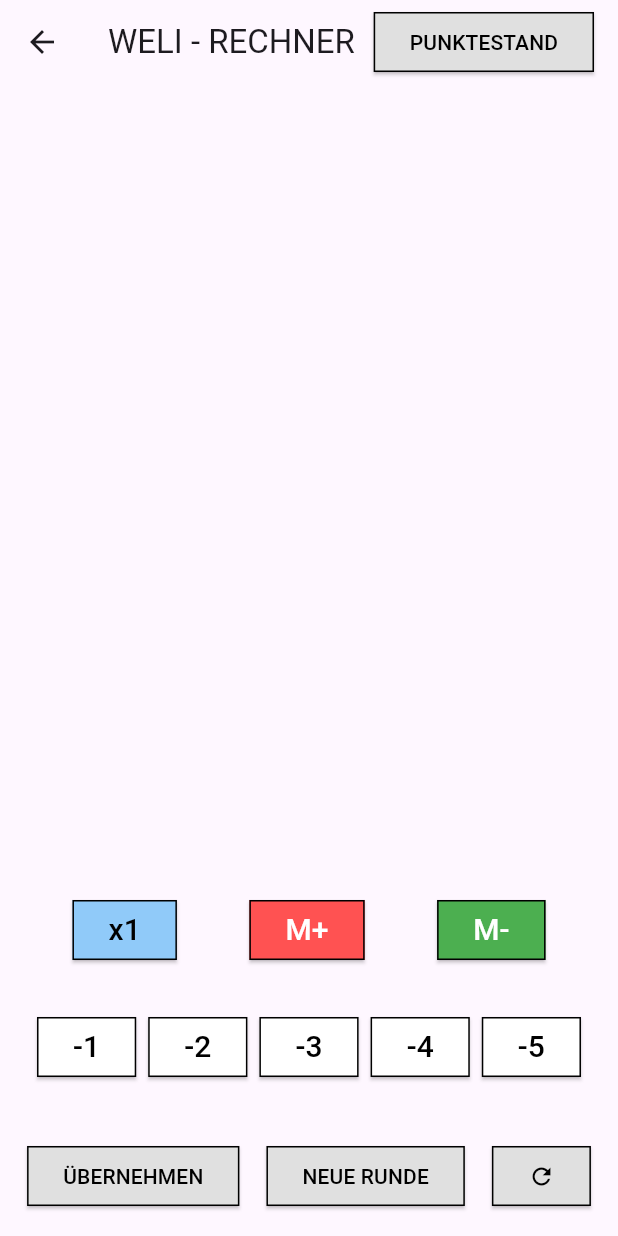
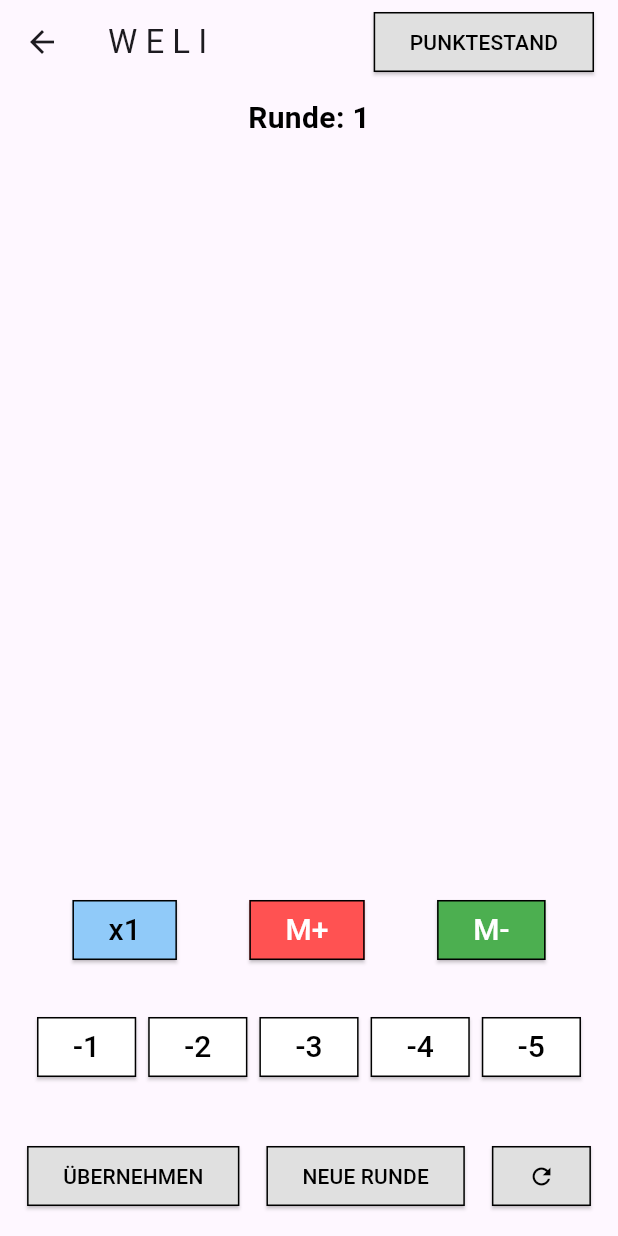
Before and after one commit to kkb92/MULAFINAL, a Flutter app: the PlayersTablePage screen opened directly with empty values, on a phone screen of 412 x 824 dp. Run offline on Flutter 3.47's test engine with Material 3 defaults, Android fonts, the phone set to English and light mode, and no system bars.

Commit message:
Aktualisiere das Projekt

```diff
--- a/lib/main.dart
+++ b/lib/main.dart
@@ -9,8 +9,9 @@ class Player {
   int points;
   bool isSelectable;
   bool isVisible; // Neue Eigenschaft für den Sichtbarkeitsstatus
+  int totalPoints; // Hinzugefügte Eigenschaft für die Gesamtpunktzahl
 
-  Player(this.name, this.points, this.isSelectable, {this.isVisible = true});
+  Player(this.name, this.points, this.isSelectable, {this.isVisible = true, this.totalPoints = 0});
 }
 
 class PointsOption {
@@ -193,6 +194,8 @@ class _PlayersTablePageState extends State<PlayersTablePage> {
   int roundNumber = 1;
   List<RoundResult> roundResults = [];
   String? selectedValue;
+  int currentRound = 1; // Hinzugefügte Variable für die Rundenanzeige
+
 
   List<PointsOption> pointsOptions = [
     PointsOption('-5', -5),
@@ -248,6 +251,51 @@ class _PlayersTablePageState extends State<PlayersTablePage> {
     return sortedTotalPointsPerPlayer;
   }
 
+  void _editPoints(Player player) async {
+    TextEditingController controller = TextEditingController();
+    controller.text = player.points.toString();
+
+    await showDialog(
+      context: context,
+      builder: (BuildContext context) {
+        return AlertDialog(
+          title: Text("Punktestand bearbeiten"),
+          content: TextField(
+            controller: controller,
+            keyboardType: TextInputType.number,
+            decoration: InputDecoration(labelText: "Neuer Punktestand"),
+          ),
+          actions: <Widget>[
+            TextButton(
+              onPressed: () {
+                Navigator.of(context).pop(); // Schließe den Dialog
+              },
+              child: Text("Abbrechen"),
+            ),
+            ElevatedButton(
+              onPressed: () {
+                // Überprüfe, ob die Eingabe gültig ist
+                if (controller.text.isNotEmpty) {
+                  int newPoints = int.parse(controller.text);
+                  setState(() {
+                    player.points = newPoints;
+                    // Optional: Füge hier die Aktualisierung der Gesamtpunktzahl hinzu
+                  });
+                }
+                Navigator.of(context).pop(); // Schließe den Dialog
+              },
+              style: ElevatedButton.styleFrom(
+                backgroundColor: Colors.blue,
+                foregroundColor: Colors.white,
+              ),
+              child: Text("Speichern"),
+            ),
+          ],
+        );
+      },
+    );
+  }
+
   void resetPoints() {
     setState(() {
       for (var player in widget.players) {
@@ -278,9 +326,11 @@ class _PlayersTablePageState extends State<PlayersTablePage> {
       // Multiplikator auf x1 zurücksetzen
       selectedMultiplier = pointsMultipliers[0];
       selectedValue = 'x${selectedMultiplier!.multiplier}';
+
+      // Rundenanzahl zurücksetzen
+      currentRound = 1;
     });
   }
-
 
   void showRoundResults() {
     showDialog(
@@ -401,10 +451,19 @@ class _PlayersTablePageState extends State<PlayersTablePage> {
                   ),
                   child: Text('OK'),
                 ),
+                SizedBox(height: 10.0), // Platz für die Rundenanzahl
+                Text(
+                  'Aktuelle Runde: $currentRound',
+                  style: TextStyle(
+                    fontWeight: FontWeight.bold,
+                    fontSize: 16,
+                  ),
+                ),
               ],
             ),
           ),
         );
+        currentRound++;
       },
     );
   }
@@ -486,12 +545,15 @@ class _PlayersTablePageState extends State<PlayersTablePage> {
       selectedValue = 'x${selectedMultiplier!.multiplier}';
     });
 
-    // Check if any player's points reach 0 or fall below
+    // Überprüfen, ob ein Spieler 0 Punkte oder weniger hat
     bool anyPlayerBelowZero = widget.players.any((player) => player.points <= 0);
 
-    // Trigger the endRound function if needed
+    // Trigger die endRound-Funktion und aktualisiere die Rundenanzahl
     if (anyPlayerBelowZero) {
       endRound();
+      setState(() {
+        currentRound++;
+      });
     }
   }
 
@@ -517,12 +579,15 @@ class _PlayersTablePageState extends State<PlayersTablePage> {
       selectedValue = 'x${selectedMultiplier!.multiplier}';
     });
 
-    // Check if any player's points reach 0 or fall below
+    // Überprüfen, ob ein Spieler 0 Punkte oder weniger hat
     bool anyPlayerBelowZero = widget.players.any((player) => player.points <= 0);
 
-    // Trigger the endRound function if needed
+    // Trigger die endRound-Funktion und aktualisiere die Rundenanzahl
     if (anyPlayerBelowZero) {
       endRound();
+      setState(() {
+        currentRound++;
+      });
     }
   }
 
@@ -532,7 +597,7 @@ class _PlayersTablePageState extends State<PlayersTablePage> {
       appBar: AppBar(
         title: Row(
           children: [
-            Text('WELI - RECHNER'),
+            Text('W E L I'),
             Spacer(),
             ElevatedButton(
               onPressed: () {
@@ -543,7 +608,7 @@ class _PlayersTablePageState extends State<PlayersTablePage> {
                 foregroundColor: Colors.black,
                 shape: RoundedRectangleBorder(
                   borderRadius: BorderRadius.circular(0.0),
-                  side: BorderSide(color: Colors.black),  // Fügen Sie diese Zeile hinzu
+                  side: BorderSide(color: Colors.black),
                 ),
               ),
               child: Text('PUNKTESTAND'),
@@ -554,7 +619,18 @@ class _PlayersTablePageState extends State<PlayersTablePage> {
       body: Column(
         mainAxisAlignment: MainAxisAlignment.start,
         children: [
-          SizedBox(height: 30),  // Fügen Sie einen leeren Raum oben hinzu
+          // Hinzugefügte Anzeige der aktuellen Rundenanzahl
+          Padding(
+            padding: EdgeInsets.all(8.0),
+            child: Text(
+              'Runde: $currentRound',
+              style: TextStyle(
+                color: Colors.black,
+                fontSize: 20,
+                fontWeight: FontWeight.bold,
+              ),
+            ),
+          ),
           Expanded(
             child: GridView.builder(
               shrinkWrap: true,
@@ -569,7 +645,6 @@ class _PlayersTablePageState extends State<PlayersTablePage> {
                 Player currentPlayer = widget.players[index];
                 bool isSelected = selectedPlayer == currentPlayer;
 
-                // Check if the player is visible before creating them in the GridView
                 if (currentPlayer.isVisible) {
                   return IgnorePointer(
                     ignoring: !currentPlayer.isVisible,
@@ -590,7 +665,9 @@ class _PlayersTablePageState extends State<PlayersTablePage> {
                                 color: Colors.black,
                                 width: 1.0,
                               ),
-                              color: isSelected ? Colors.blue.withOpacity(0.3) : Colors.transparent,
+                              color: isSelected
+                                  ? Colors.blue.withOpacity(0.3)
+                                  : Colors.transparent,
                               borderRadius: BorderRadius.circular(0.0),
                             ),
                             child: Stack(
@@ -602,17 +679,23 @@ class _PlayersTablePageState extends State<PlayersTablePage> {
                                     child: Column(
                                       mainAxisSize: MainAxisSize.min,
                                       children: [
-                                        Text(
-                                          '${currentPlayer.points}',
-                                          style: TextStyle(
-                                            color: Colors.black,
-                                            fontWeight: FontWeight.bold,
-                                            fontSize: 30,
+                                        GestureDetector(
+                                          onTap: () {
+                                            // Hier wird der Dialog zum Bearbeiten des Punktestands geöffnet
+                                            _editPoints(currentPlayer);
+                                          },
+                                          child: Text(
+                                            '${currentPlayer.points}',
+                                            style: TextStyle(
+                                              color: Colors.black,
+                                              fontWeight: FontWeight.bold,
+                                              fontSize: 30,
+                                            ),
                                           ),
                                         ),
                                         SizedBox(height: 4),
                                         Text(
-                                          '${calculateTotalPointsPerPlayer()[currentPlayer.name]}', // Anzeige des Gesamtpunktestands
+                                          '${calculateTotalPointsPerPlayer()[currentPlayer.name]}',
                                           style: TextStyle(
                                             color: Colors.black,
                                             fontSize: 16,
@@ -685,13 +768,11 @@ class _PlayersTablePageState extends State<PlayersTablePage> {
                     ),
                   );
                 } else {
-                  // Return a container for the case where the player is not visible (hidden)
                   return Container();
                 }
               },
             ),
           ),
-
           Row(
             mainAxisAlignment: MainAxisAlignment.spaceEvenly,
             children: [
@@ -699,20 +780,22 @@ class _PlayersTablePageState extends State<PlayersTablePage> {
                 onPressed: () {
                   _showMultiplierMenu(context);
                 },
-                style: ElevatedButton.styleFrom(
-                  backgroundColor: selectedMultiplier != null ? Colors.blue[200] : Colors.grey[300],
-                  foregroundColor: Colors.black,
-                  shape: RoundedRectangleBorder(
-                    borderRadius: BorderRadius.circular(0.0),
-                    side: BorderSide(color: Colors.black),  // Fügen Sie diese Zeile hinzu
-                  ),
-                ),
-                icon: Container(),  // Verwenden Sie ein leeres Container für das Icon
+                icon: Container(),
                 label: Text(
                   selectedMultiplier != null
                       ? 'x${selectedMultiplier!.multiplier}'
                       : '*',
                   style: TextStyle(fontSize: 20),
+                ),
+                style: ElevatedButton.styleFrom(
+                  backgroundColor: selectedMultiplier != null
+                      ? Colors.blue[200]
+                      : Colors.grey[300],
+                  foregroundColor: Colors.black,
+                  shape: RoundedRectangleBorder(
+                    borderRadius: BorderRadius.circular(0.0),
+                    side: BorderSide(color: Colors.black),
+                  ),
                 ),
               ),
               ElevatedButton(
@@ -720,40 +803,42 @@ class _PlayersTablePageState extends State<PlayersTablePage> {
                   _applyMPlus();
                 },
                 style: ElevatedButton.styleFrom(
-                  backgroundColor: selectedMultiplier != null ? Colors.redAccent : Colors.redAccent[300],
+                  backgroundColor: selectedMultiplier != null
+                      ? Colors.redAccent
+                      : Colors.redAccent[300],
                   foregroundColor: Colors.white,
                   shape: RoundedRectangleBorder(
                     borderRadius: BorderRadius.circular(0.0),
                     side: BorderSide(color: Colors.black),
                   ),
                 ),
-                child: Text('M+',
-                  style: TextStyle(fontSize: 20), // Hier die Schriftgröße ändern
+                child: Text(
+                  'M+',
+                  style: TextStyle(fontSize: 20),
                 ),
               ),
-
-
               ElevatedButton(
                 onPressed: () {
                   _applyMMinus();
                 },
                 style: ElevatedButton.styleFrom(
-                  backgroundColor: selectedMultiplier != null ? Colors.green : Colors.green[300],
+                  backgroundColor: selectedMultiplier != null
+                      ? Colors.green
+                      : Colors.green[300],
                   foregroundColor: Colors.white,
                   shape: RoundedRectangleBorder(
                     borderRadius: BorderRadius.circular(0.0),
                     side: BorderSide(color: Colors.black),
                   ),
                 ),
-                child: Text('M-',
-                  style: TextStyle(fontSize: 20), // Hier die Schriftgröße ändern
+                child: Text(
+                  'M-',
+                  style: TextStyle(fontSize: 20),
                 ),
               ),
             ],
           ),
-
-          SizedBox(height: 30),  // Fügen Sie einen leeren Raum zwischen den Buttons und dem unteren Bildschirmrand hinzu
-
+          SizedBox(height: 30),
           Wrap(
             spacing: 8.0,
             runSpacing: 8.0,
@@ -765,12 +850,14 @@ class _PlayersTablePageState extends State<PlayersTablePage> {
                   });
                 },
                 style: ElevatedButton.styleFrom(
-                  backgroundColor: selectedPointsOption?.label == '-1' ? Colors.blue[200] : Colors.white,
+                  backgroundColor: selectedPointsOption?.label == '-1'
+                      ? Colors.blue[200]
+                      : Colors.white,
                   foregroundColor: Colors.black,
                   shape: RoundedRectangleBorder(
                     borderRadius: BorderRadius.circular(0.0),
+                    side: BorderSide(color: Colors.black),
                   ),
-                  side: BorderSide(color: Colors.black),  // Füge einen schwarzen Rahmen hinzu
                 ),
                 child: Text(
                   '-1',
@@ -784,12 +871,14 @@ class _PlayersTablePageState extends State<PlayersTablePage> {
                   });
                 },
                 style: ElevatedButton.styleFrom(
-                  backgroundColor: selectedPointsOption?.label == '-2' ? Colors.blue[200] : Colors.white,
+                  backgroundColor: selectedPointsOption?.label == '-2'
+                      ? Colors.blue[200]
+                      : Colors.white,
                   foregroundColor: Colors.black,
                   shape: RoundedRectangleBorder(
                     borderRadius: BorderRadius.circular(0.0),
+                    side: BorderSide(color: Colors.black),
                   ),
-                  side: BorderSide(color: Colors.black),  // Füge einen schwarzen Rahmen hinzu
                 ),
                 child: Text(
                   '-2',
@@ -803,12 +892,14 @@ class _PlayersTablePageState extends State<PlayersTablePage> {
                   });
                 },
                 style: ElevatedButton.styleFrom(
-                  backgroundColor: selectedPointsOption?.label == '-3' ? Colors.blue[200] : Colors.white,
+                  backgroundColor: selectedPointsOption?.label == '-3'
+                      ? Colors.blue[200]
+                      : Colors.white,
                   foregroundColor: Colors.black,
                   shape: RoundedRectangleBorder(
                     borderRadius: BorderRadius.circular(0.0),
+                    side: BorderSide(color: Colors.black),
                   ),
-                  side: BorderSide(color: Colors.black),  // Füge einen schwarzen Rahmen hinzu
                 ),
                 child: Text(
                   '-3',
@@ -822,12 +913,14 @@ class _PlayersTablePageState extends State<PlayersTablePage> {
                   });
                 },
                 style: ElevatedButton.styleFrom(
-                  backgroundColor: selectedPointsOption?.label == '-4' ? Colors.blue[200] : Colors.white,
+                  backgroundColor: selectedPointsOption?.label == '-4'
+                      ? Colors.blue[200]
+                      : Colors.white,
                   foregroundColor: Colors.black,
                   shape: RoundedRectangleBorder(
                     borderRadius: BorderRadius.circular(0.0),
+                    side: BorderSide(color: Colors.black),
                   ),
-                  side: BorderSide(color: Colors.black),  // Füge einen schwarzen Rahmen hinzu
                 ),
                 child: Text(
                   '-4',
@@ -841,12 +934,14 @@ class _PlayersTablePageState extends State<PlayersTablePage> {
                   });
                 },
                 style: ElevatedButton.styleFrom(
-                  backgroundColor: selectedPointsOption?.label == '-5' ? Colors.blue[200] : Colors.white,
+                  backgroundColor: selectedPointsOption?.label == '-5'
+                      ? Colors.blue[200]
+                      : Colors.white,
                   foregroundColor: Colors.black,
                   shape: RoundedRectangleBorder(
                     borderRadius: BorderRadius.circular(0.0),
+                    side: BorderSide(color: Colors.black),
                   ),
-                  side: BorderSide(color: Colors.black),  // Füge einen schwarzen Rahmen hinzu
                 ),
                 child: Text(
                   '-5',
@@ -855,12 +950,9 @@ class _PlayersTablePageState extends State<PlayersTablePage> {
               ),
             ],
           ),
-
-          SizedBox(height: 30),  // Abstand zwischen den Zahlenbuttons und den Anwenderbuttons
-
-
+          SizedBox(height: 30),
           Padding(
-            padding: EdgeInsets.only(bottom: 16.0, top: 8.0),  // Fügen Sie unten und oben Platz hinzu
+            padding: EdgeInsets.only(bottom: 16.0, top: 8.0),
             child: Row(
               mainAxisAlignment: MainAxisAlignment.spaceEvenly,
               children: [
@@ -869,7 +961,8 @@ class _PlayersTablePageState extends State<PlayersTablePage> {
                     if (selectedPlayer != null &&
                         selectedPointsOption != null &&
                         selectedMultiplier != null) {
-                      _applyPointsToPlayer(selectedPlayer!, selectedPointsOption!.value);
+                      _applyPointsToPlayer(
+                          selectedPlayer!, selectedPointsOption!.value);
                     }
                   },
                   style: ElevatedButton.styleFrom(
@@ -877,7 +970,7 @@ class _PlayersTablePageState extends State<PlayersTablePage> {
                     foregroundColor: Colors.black,
                     shape: RoundedRectangleBorder(
                       borderRadius: BorderRadius.circular(0.0),
-                      side: BorderSide(color: Colors.black),  // Fügen Sie diese Zeile hinzu
+                      side: BorderSide(color: Colors.black),
                     ),
                   ),
                   child: Text('ÜBERNEHMEN'),
@@ -885,13 +978,16 @@ class _PlayersTablePageState extends State<PlayersTablePage> {
                 ElevatedButton(
                   onPressed: () {
                     endRound();
+                    setState(() {
+                      currentRound++;
+                    });
                   },
                   style: ElevatedButton.styleFrom(
                     backgroundColor: Colors.grey[300],
                     foregroundColor: Colors.black,
                     shape: RoundedRectangleBorder(
                       borderRadius: BorderRadius.circular(0.0),
-                      side: BorderSide(color: Colors.black),  // Fügen Sie diese Zeile hinzu
+                      side: BorderSide(color: Colors.black),
                     ),
                   ),
                   child: Text('NEUE RUNDE'),
@@ -905,7 +1001,7 @@ class _PlayersTablePageState extends State<PlayersTablePage> {
                     foregroundColor: Colors.black,
                     shape: RoundedRectangleBorder(
                       borderRadius: BorderRadius.circular(0.0),
-                      side: BorderSide(color: Colors.black),  // Fügen Sie diese Zeile hinzu
+                      side: BorderSide(color: Colors.black),
                     ),
                   ),
                   child: Icon(Icons.refresh),
@@ -917,6 +1013,7 @@ class _PlayersTablePageState extends State<PlayersTablePage> {
       ),
     );
   }
+
 
   void _confirmNewRound() {
     showDialog(
@@ -1042,8 +1139,17 @@ class _PlayersTablePageState extends State<PlayersTablePage> {
       setState(() {
         player.points += points * selectedMultiplier!.multiplier;
         calculatedPoints = player.points;
+
+        // Stelle sicher, dass kein Spieler unter 0 Punkte fällt
+        if (player.points < 0) {
+          player.points = 0;
+        }
+
         player.isVisible = false; // Spieler ausblenden
       });
+
+      // Aktualisiere die Gesamtpunktzahl des Spielers
+      updateTotalPoints(player);
 
       // Überprüfe, ob alle Spieler ausgeblendet sind
       if (widget.players.every((player) => !player.isVisible)) {
@@ -1061,6 +1167,25 @@ class _PlayersTablePageState extends State<PlayersTablePage> {
     }
   }
 
+  void updateTotalPoints(Player player) {
+    // Aktualisiere die Gesamtpunktzahl des Spielers
+    Map<String, int> totalPointsPerPlayer = calculateTotalPointsPerPlayer();
+    int totalPoints = totalPointsPerPlayer[player.name] ?? 0;
+    totalPoints += calculatedPoints;
+
+    // Stelle sicher, dass keine Minuspunkte für die Gesamtpunktzahl angezeigt werden
+    totalPoints = totalPoints < 0 ? 0 : totalPoints;
+
+    totalPointsPerPlayer[player.name] = totalPoints;
+
+    // Setze die Gesamtpunktzahl für jeden Spieler neu
+    setState(() {
+      totalPointsPerPlayer = totalPointsPerPlayer;
+
+      // Hier wird der aktuelle Punktestand zum totalPoints der Spieler hinzugefügt
+      player.totalPoints = totalPoints;
+    });
+  }
 
 
   void _showMultiplierMenu(BuildContext context) {
```
Also changed, not shown: pubspec.yaml (+4 -48 lines), pubspec.lock.
